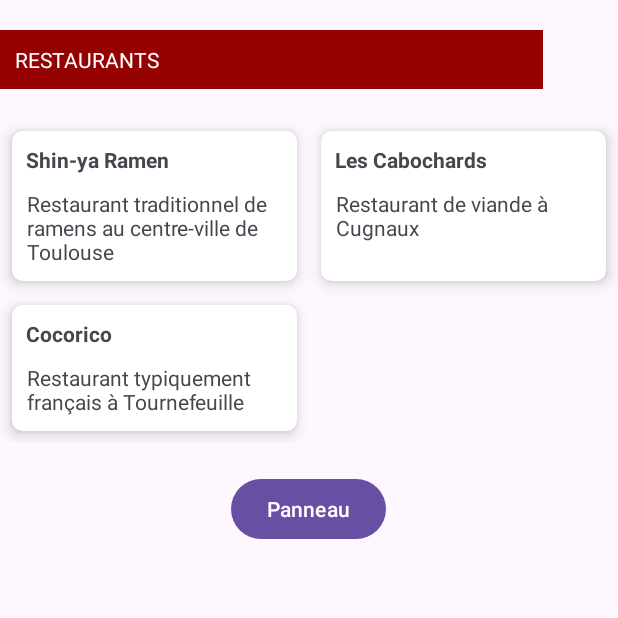
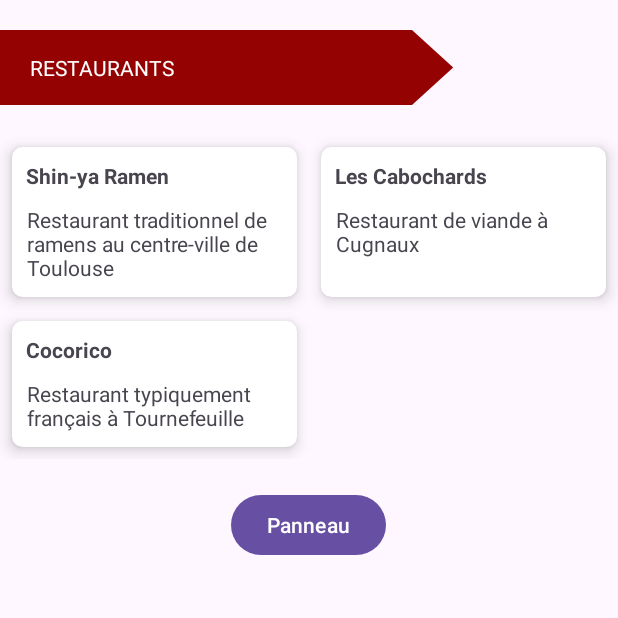
Before and after one commit to CodeMPLady/LaCarte, an Android app: the FavorisActivity screen opened directly, with no data from a screen before it, on a phone screen of 412 x 824 dp, the top half of it. Run offline under Robolectric (Android 15) with nearby library versions, the light colour scheme and no system bars.

Commit message:
correct triangle form

```diff
--- a/app/src/main/res/drawable/rectangle.xml
+++ b/app/src/main/res/drawable/rectangle.xml
@@ -1,11 +1,15 @@
 <?xml version="1.0" encoding="utf-8"?>
-<shape xmlns:android="http://schemas.android.com/apk/res/android"
-    android:shape="rectangle">
-    <padding
-        android:left="10dp"
-        android:top="10dp"
-        android:right="10dp"
-        android:bottom="10dp"/>
+<vector xmlns:android="http://schemas.android.com/apk/res/android"
+    android:height="50dp"
+    android:width="130dp"
+    android:viewportHeight="100"
+    android:viewportWidth="150">
 
-    <solid android:color="#950202"/>
-</shape>
+    <path
+    android:fillColor="#950202"
+    android:pathData="M 0 0 L 100 0 L 100 100 L 0 100 Z"/>
+    <path
+    android:fillColor="#950202"
+    android:pathData="M 100 0 L 110 50 L 100 100 Z"/>
+
+</vector>
--- a/app/src/main/res/layout/activity_favoris.xml
+++ b/app/src/main/res/layout/activity_favoris.xml
@@ -16,10 +16,10 @@
         <TextView
             android:layout_width="match_parent"
             android:layout_height="wrap_content"
-            android:text="RESTAURANTS"
+            android:text="      RESTAURANTS"
             android:layout_marginTop="20dp"
             android:layout_marginBottom="20dp"
-            android:layout_marginEnd="50dp"
+            android:gravity="center_vertical"
             android:background="@drawable/rectangle"
             android:textColor="@color/white"/>
 
```
